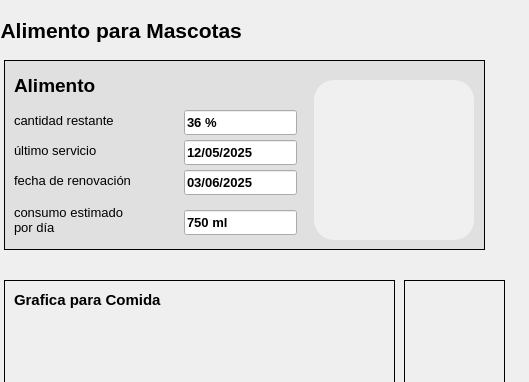
This is Proyecto Integrador/Dashboard.ui in VictorVega03/Pip_2025_1_Eq7 as Qt 5 draws it before an edit; both pictures show x 546 to 1075 and y 0 to 382 of the 1075 by 721 pixel window. The edited form follows.
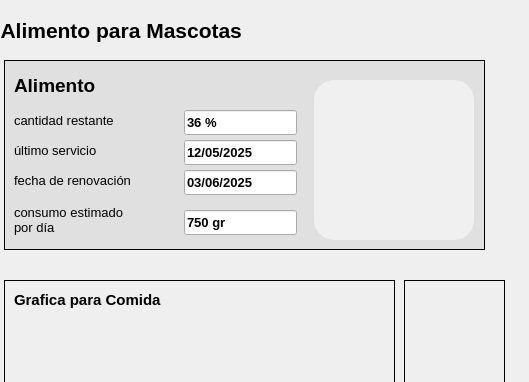
This is the edited form. Icons and pictures are not drawn.

What changed in the file:
```diff
--- a/Proyecto Integrador/Dashboard.ui
+++ b/Proyecto Integrador/Dashboard.ui
@@ -527,7 +527,7 @@
      </font>
     </property>
     <property name="text">
-     <string>750 ml</string>
+     <string>750 gr</string>
     </property>
     <property name="readOnly">
      <bool>true</bool>
```
